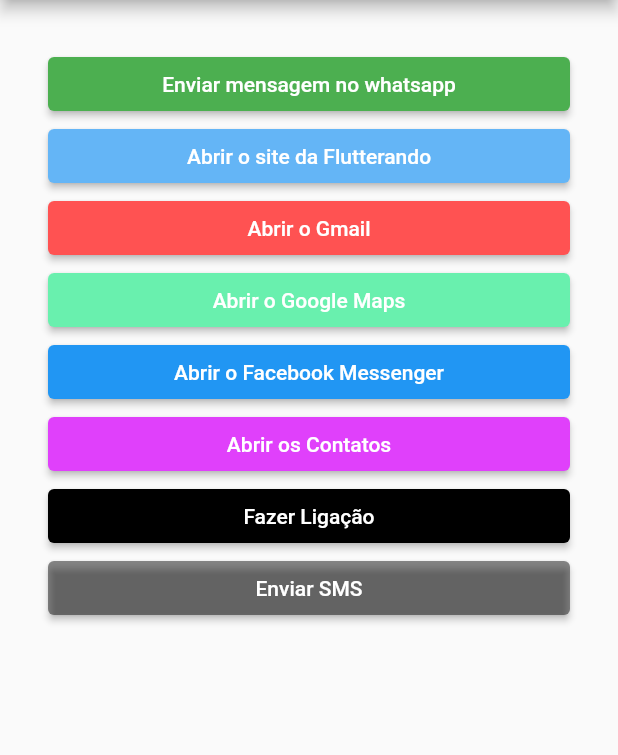
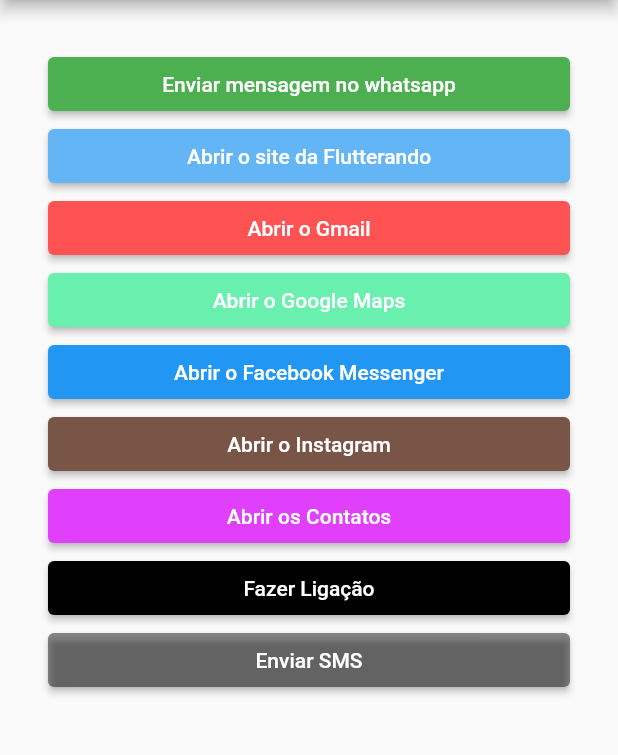
Before and after one commit to iang12/flutter_url_launcher_example, a Flutter app: the screen it shows after launch, after a tap on "Abrir o Facebook Messenger", on a phone screen of 412 x 824 dp, the part 84-839 px from its top. Run offline on Flutter 3.47's test engine with Material 2 defaults, Android fonts, the phone set to English and light mode, and no system bars.

Commit message:
added instagram launcher

```diff
--- a/lib/main.dart
+++ b/lib/main.dart
@@ -96,6 +96,16 @@
               ),
             ),
             ElevatedButton(
+              onPressed: UrlLinks.abrirInstagram,
+              style: ButtonStyle(
+                backgroundColor: MaterialStateProperty.all(Colors.brown),
+              ),
+              child: const Text(
+                'Abrir o Instagram',
+                style: TextStyle(color: Colors.white),
+              ),
+            ),
+            ElevatedButton(
               onPressed: UrlLinks.abrirContatos,
               style: ButtonStyle(
                 backgroundColor: MaterialStateProperty.all(Colors.purpleAccent),
--- a/lib/url_links.dart
+++ b/lib/url_links.dart
@@ -45,7 +45,19 @@
   }
 
   static void abrirMessenger() async {
-    var messengerUrl = 'http://m.me/ianwandersom';
+    var messengerUrl = 'https://m.me/ianwandersom';
+    if (await canLaunchUrl(Uri.parse(messengerUrl))) {
+      await launchUrl(
+        Uri.parse(messengerUrl),
+        mode: LaunchMode.externalApplication,
+      );
+    } else {
+      throw 'Could not launch $messengerUrl';
+    }
+  }
+
+  static void abrirInstagram() async {
+    var messengerUrl = 'https://instagram.com/ianoliveira.dev';
     if (await canLaunchUrl(Uri.parse(messengerUrl))) {
       await launchUrl(Uri.parse(messengerUrl));
     } else {
```
